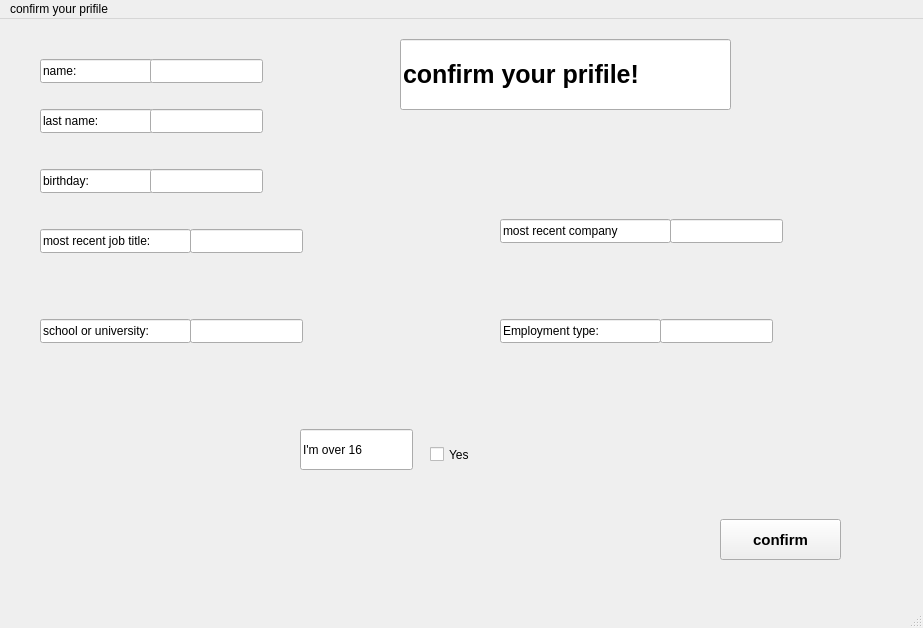
Before: the Qt Designer form confirmprofile.ui in white-vessel/eyd-project, drawn with Qt 5.
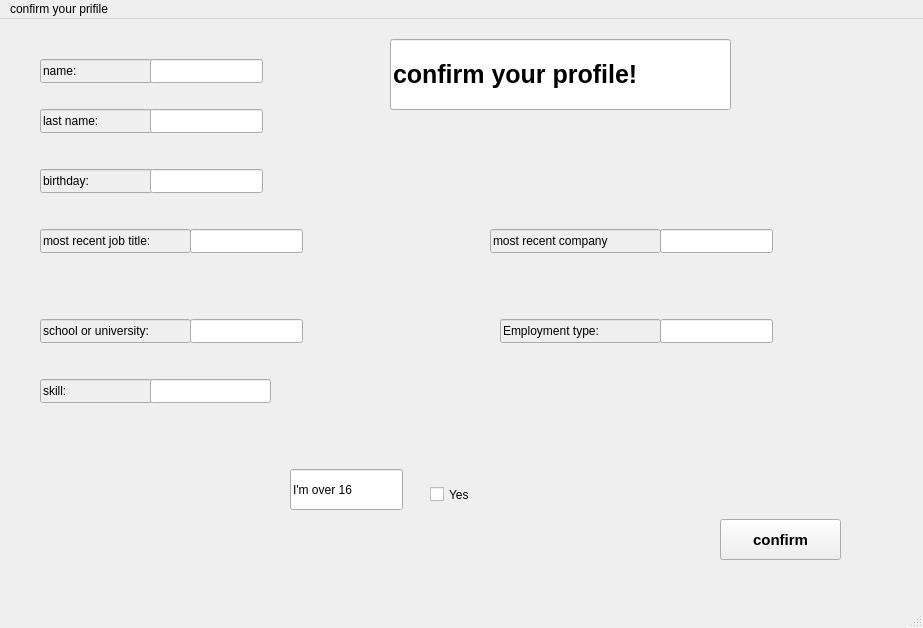
After: the same form once the commit is applied. Icons and pictures are not drawn.

What changed in the file:
```diff
--- a/confirmprofile.ui
+++ b/confirmprofile.ui
@@ -19,6 +19,9 @@
   </property>
   <widget class="QWidget" name="centralwidget">
    <widget class="QLineEdit" name="lineEdit">
+    <property name="enabled">
+     <bool>false</bool>
+    </property>
     <property name="geometry">
      <rect>
       <x>40</x>
@@ -35,6 +38,9 @@
     </property>
    </widget>
    <widget class="QLineEdit" name="lineEdit_2">
+    <property name="enabled">
+     <bool>false</bool>
+    </property>
     <property name="geometry">
      <rect>
       <x>40</x>
@@ -51,6 +57,9 @@
     </property>
    </widget>
    <widget class="QLineEdit" name="lineEdit_3">
+    <property name="enabled">
+     <bool>false</bool>
+    </property>
     <property name="geometry">
      <rect>
       <x>40</x>
@@ -67,6 +76,9 @@
     </property>
    </widget>
    <widget class="QLineEdit" name="lineEdit_4">
+    <property name="enabled">
+     <bool>false</bool>
+    </property>
     <property name="geometry">
      <rect>
       <x>40</x>
@@ -83,10 +95,13 @@
     </property>
    </widget>
    <widget class="QLineEdit" name="lineEdit_5">
+    <property name="enabled">
+     <bool>false</bool>
+    </property>
     <property name="geometry">
      <rect>
-      <x>500</x>
-      <y>200</y>
+      <x>490</x>
+      <y>210</y>
       <width>171</width>
       <height>24</height>
      </rect>
@@ -99,6 +114,9 @@
     </property>
    </widget>
    <widget class="QLineEdit" name="lineEdit_6">
+    <property name="enabled">
+     <bool>false</bool>
+    </property>
     <property name="geometry">
      <rect>
       <x>500</x>
@@ -115,6 +133,9 @@
     </property>
    </widget>
    <widget class="QLineEdit" name="lineEdit_7">
+    <property name="enabled">
+     <bool>false</bool>
+    </property>
     <property name="geometry">
      <rect>
       <x>40</x>
@@ -133,8 +154,8 @@
    <widget class="QLineEdit" name="lineEdit_8">
     <property name="geometry">
      <rect>
-      <x>300</x>
-      <y>410</y>
+      <x>290</x>
+      <y>450</y>
       <width>113</width>
       <height>41</height>
      </rect>
@@ -150,7 +171,7 @@
     <property name="geometry">
      <rect>
       <x>430</x>
-      <y>420</y>
+      <y>460</y>
       <width>51</width>
       <height>31</height>
      </rect>
@@ -182,9 +203,9 @@
    <widget class="QLineEdit" name="lineEdit_9">
     <property name="geometry">
      <rect>
-      <x>400</x>
+      <x>390</x>
       <y>20</y>
-      <width>331</width>
+      <width>341</width>
       <height>71</height>
      </rect>
     </property>
@@ -196,7 +217,7 @@
      </font>
     </property>
     <property name="text">
-     <string>confirm your prifile!</string>
+     <string>confirm your profile!</string>
     </property>
     <property name="frame">
      <bool>true</bool>
@@ -258,8 +279,8 @@
    <widget class="QLineEdit" name="lineEdit_15">
     <property name="geometry">
      <rect>
-      <x>670</x>
-      <y>200</y>
+      <x>660</x>
+      <y>210</y>
       <width>113</width>
       <height>24</height>
      </rect>
@@ -275,6 +296,32 @@
      </rect>
     </property>
    </widget>
+   <widget class="QLineEdit" name="lineEdit_17">
+    <property name="enabled">
+     <bool>false</bool>
+    </property>
+    <property name="geometry">
+     <rect>
+      <x>40</x>
+      <y>360</y>
+      <width>113</width>
+      <height>24</height>
+     </rect>
+    </property>
+    <property name="text">
+     <string>skill:</string>
+    </property>
+   </widget>
+   <widget class="QLineEdit" name="lineEdit_18">
+    <property name="geometry">
+     <rect>
+      <x>150</x>
+      <y>360</y>
+      <width>121</width>
+      <height>24</height>
+     </rect>
+    </property>
+   </widget>
   </widget>
   <widget class="QMenuBar" name="menubar">
    <property name="geometry">
```
